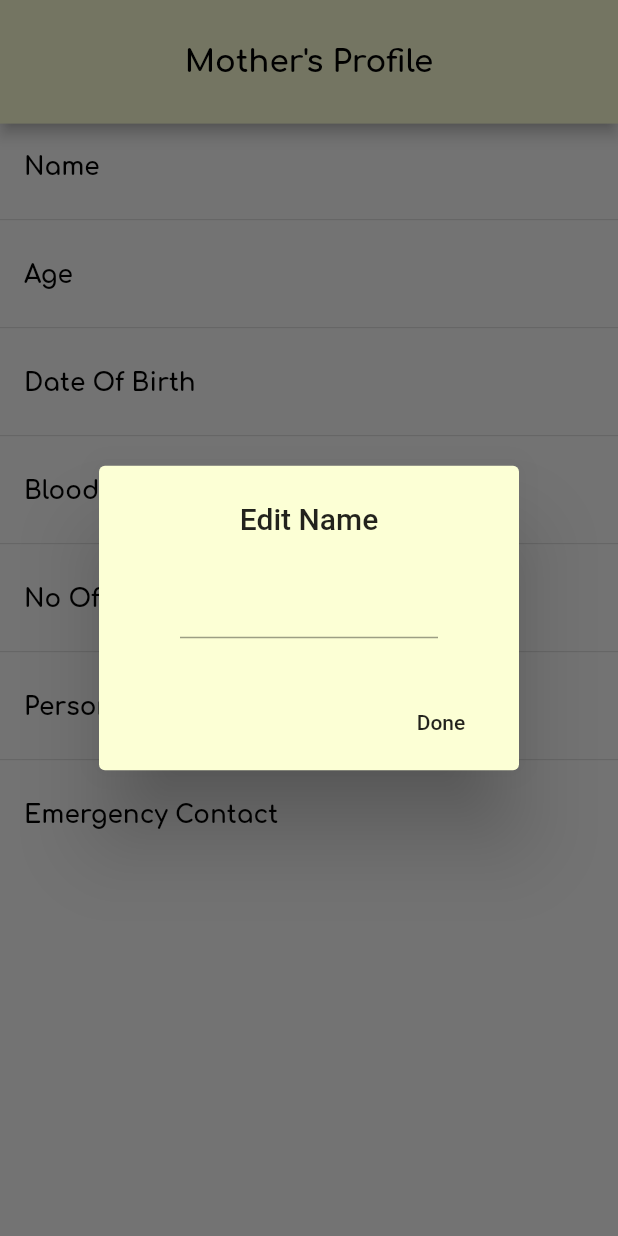
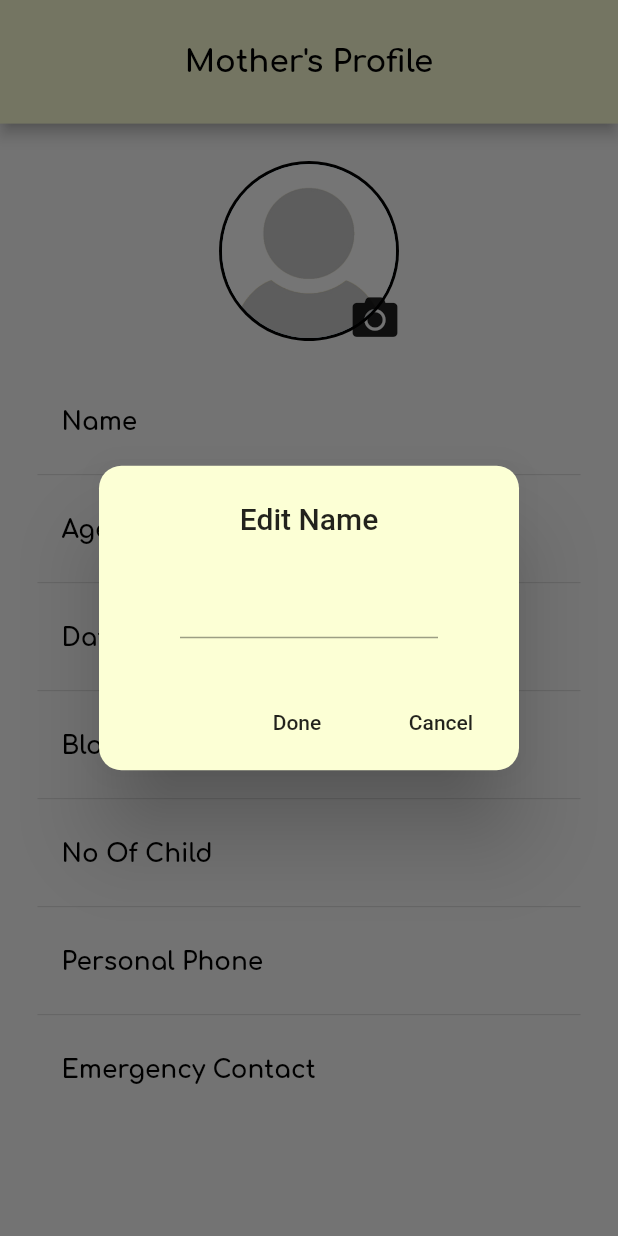
Before and after one commit to laipenghung/Bundle-Of-Joy, a Flutter app: the MotherInfo screen opened directly, after a tap on "Name", on a phone screen of 412 x 824 dp. Run offline on Flutter 3.47's test engine with Material 2 defaults, Android fonts, the phone set to English and light mode, and no system bars; our stand-ins replace cloud_firestore, firebase_auth, firebase_core, firebase_storage, fl_chart, flutter_form_builder and 12 more; missing offline and left inert: age, dart:ffi, flare_splash_screen, flutter_facebook_login, flutter_phone_direct_caller, fluttercontactpicker; accounts and stored records are empty.

Commit message:
Mother Profile Picture OK
Update mother profile UI
Added upload profile picture

```diff
--- a/main/bundle_of_joy/lib/MotherHealthTracking/healthTrackingMother.dart
+++ b/main/bundle_of_joy/lib/MotherHealthTracking/healthTrackingMother.dart
@@ -2,7 +2,6 @@ import 'package:bundle_of_joy/MotherHealthTracking/healthReport.dart';
 import "package:flutter/material.dart";
 import "package:firebase_auth/firebase_auth.dart";
 import "package:cloud_firestore/cloud_firestore.dart";
-
 import 'healthTrackingMother_detail.dart';
 
 class HealthTrackingMother extends StatefulWidget {
--- a/main/bundle_of_joy/lib/motherProfile/mother.dart
+++ b/main/bundle_of_joy/lib/motherProfile/mother.dart
@@ -37,7 +37,17 @@ class Mother {
     patient.update({
       field: change.toString()
     }).then((value){
-      print("$field updated");
+      //print("$field updated");
     }).catchError((e) => print("Failed to update $field: $e"));
   }
+
+  void updateProfilePicture(String photoURL, String pid) async{
+    DocumentReference patient = FirebaseFirestore.instance.collection("patient").doc(pid);
+
+    patient.update({
+      "photoURL": photoURL.toString()
+    }).then((value){
+      print("photoURL updated");
+    }).catchError((e) => print("Failed to update photoURL: $e"));
+  }
 }
--- a/main/bundle_of_joy/lib/motherProfile/motherInfo.dart
+++ b/main/bundle_of_joy/lib/motherProfile/motherInfo.dart
@@ -1,7 +1,11 @@
+import 'package:font_awesome_flutter/font_awesome_flutter.dart';
+import 'package:path/path.dart';
+import 'dart:io';
 import 'package:bundle_of_joy/motherProfile/mother.dart';
 import "package:cloud_firestore/cloud_firestore.dart";
-import "package:firebase_auth/firebase_auth.dart";
+import 'package:firebase_storage/firebase_storage.dart';
 import "package:flutter/material.dart";
+import 'package:image_picker/image_picker.dart';
 
 class MotherInfo extends StatefulWidget {
   final String pid;
@@ -14,6 +18,8 @@ class _MotherInfo extends State<MotherInfo> {
   String input;
   final String pid;
   _MotherInfo(this.pid);
+  PickedFile _image;
+  String _downloadURL;
 
   Future<bool> editBox(int index, AsyncSnapshot<DocumentSnapshot> document, BuildContext context) {
     Mother mother = new Mother();
@@ -67,8 +73,11 @@ class _MotherInfo extends State<MotherInfo> {
       return showDialog(
           context: context,
           builder: (BuildContext context) {
-            return AlertDialog(
+            return ButtonBarTheme(
+              data: ButtonBarThemeData(alignment: MainAxisAlignment.spaceAround),
+              child: AlertDialog(
                 backgroundColor: Color(0xFFFCFFD5),
+                shape: RoundedRectangleBorder(borderRadius: BorderRadius.all(Radius.circular(15))),
                 title: Center(child: Text(_listEditTitles[index])),
                 content: editField(index, document, _listField),
                 actions: <Widget>[
@@ -78,8 +87,14 @@ class _MotherInfo extends State<MotherInfo> {
                       mother.editProfile(_listField[index], input, pid);
                       Navigator.of(context).pop();
                     },
-                )
+                  ),
+                  FlatButton(
+                      child: Text('Cancel'),
+                      onPressed: () {
+                        Navigator.of(context).pop();
+                  }),
                 ],
+              ),
             );
           });
     }
@@ -137,34 +152,37 @@ class _MotherInfo extends State<MotherInfo> {
     }
   }
 
-  // BUILD THE WIDGET
-  @override
-  Widget build(BuildContext context) {
-    double fontSizeTitle = MediaQuery.of(context).size.width * 0.05;
+  Future getImage(BuildContext context) async {
+    final image = await ImagePicker().getImage(source: ImageSource.gallery);
+
+    setState(() {
+      _image = image;
+      uploadPic(context);
+    });
+  }
+
+  Future uploadPic(BuildContext context) async{
+    Mother mother = new Mother();
+    String fileName = basename(_image.path);
+    StorageReference firebaseStorageRef = FirebaseStorage.instance.ref().child(pid+"/profile_picture/"+fileName);
+    StorageUploadTask uploadTask = firebaseStorageRef.putFile(File(_image.path));
+    StorageTaskSnapshot taskSnapshot=await uploadTask.onComplete;
+    setState(() {
+      Scaffold.of(context).showSnackBar(SnackBar(content: Text('Profile Picture Uploaded')));
+    });
+    mother.updateProfilePicture(fileName, pid);
+  }
+
+  Future loadImageFromStorage(String photoURL) async {
+    String downloadURL = await FirebaseStorage.instance.ref().child(pid+"/profile_picture/"+photoURL).getDownloadURL();
+
+    setState(() {
+      _downloadURL = downloadURL;
+    });
+  }
+
+  Widget profilePage(AsyncSnapshot document, BuildContext context){
     double fontSize = MediaQuery.of(context).size.width * 0.04;
-    DocumentReference patient = FirebaseFirestore.instance.collection("patient").doc(pid);
-
-    return Scaffold(
-      appBar: AppBar(
-        toolbarHeight: MediaQuery.of(context).size.height * 0.1,
-        iconTheme: IconThemeData(
-          color: Colors.black,
-        ),
-        title: Text(
-          "Mother's Profile",
-          style: TextStyle(
-            fontFamily: "Comfortaa",
-            fontWeight: FontWeight.bold,
-            fontSize: fontSizeTitle,
-            color: Colors.black,
-          ),
-        ),
-        backgroundColor: Color(0xFFFCFFD5),
-        centerTitle: true,
-      ),
-      body: StreamBuilder(
-        stream: patient.snapshots(),
-        builder: (context, document) {
     var patient = document.data;
     final _listItems = ["Name", "Age", "Date Of Birth", "Blood Type", "No Of Child", "Personal Phone", "Emergency Contact"];
     final _listInfo = [
@@ -176,9 +194,49 @@ class _MotherInfo extends State<MotherInfo> {
       patient.data()["m_phone"].toString(),
       patient.data()["m_emergencyContact"].toString()
     ];
+    var photoURL = patient.data()["photoURL"].toString();
+    if(photoURL!=null) {
+      loadImageFromStorage(photoURL);
+    }
 
-          return ListView.separated(
+    return SingleChildScrollView(
+      scrollDirection: Axis.vertical,
+      child: Container(
+        padding: EdgeInsets.only(left: 25, right: 25, top: 25),
+        child: Column(
+          children: [
+            Stack(
+              children: [
+                CircleAvatar(
+                  radius: 60,
+                  backgroundColor: Colors.black,
+                  child: CircleAvatar(
+                    radius: 58,
+                    backgroundImage: (_downloadURL!=null)?(
+                        NetworkImage(_downloadURL)
+                    ):AssetImage("assets/icons/default_user.png"),
+                  ),
+                ),
+                Positioned(
+                  top: 80,
+                  left: 80,
+                  child: IconButton(
+                    icon: Icon(
+                      FontAwesomeIcons.camera,
+                      size: 30.0,
+                    ),
+                    onPressed: () {
+                      getImage(context);
+                    },
+                  ),
+                ),
+              ]
+            ),
+            ListView.separated(
+              padding: EdgeInsets.only(top: 25),
+              shrinkWrap: true,
               itemCount: _listItems.length,
+              physics: NeverScrollableScrollPhysics(),
               itemBuilder: (context, index) {
                 return ListTile(
                   title: Text(
@@ -203,7 +261,76 @@ class _MotherInfo extends State<MotherInfo> {
                 );
               },
               separatorBuilder: (context, index) => Divider(),
+            ),
+          ],
+        ),
+      ),
     );
+  }
+
+  Widget loading(BuildContext context){
+    double fontSizeText = MediaQuery.of(context).size.width * 0.04;
+    return Center(
+      child: Column(
+        mainAxisAlignment: MainAxisAlignment.center,
+        children: [
+          SizedBox(
+            height: MediaQuery.of(context).size.width * 0.15,
+            width: MediaQuery.of(context).size.width * 0.15,
+            child: CircularProgressIndicator(
+              strokeWidth: 5,
+              backgroundColor: Colors.black,
+              valueColor: new AlwaysStoppedAnimation<Color>(Color(0xFFFCFFD5)),
+            ),
+          ),
+          SizedBox(
+            height: MediaQuery.of(context).size.height * 0.05,
+          ),
+          Text(
+            "Loading...",
+            style: TextStyle(
+              fontFamily: "Comfortaa",
+              fontSize: fontSizeText,
+              color: Colors.black,
+            ),
+          ),
+        ],
+      ),
+    );
+  }
+
+  // BUILD THE WIDGET
+  @override
+  Widget build(BuildContext context) {
+    double fontSizeTitle = MediaQuery.of(context).size.width * 0.05;
+    DocumentReference patient = FirebaseFirestore.instance.collection("patient").doc(pid);
+
+    return Scaffold(
+      appBar: AppBar(
+        toolbarHeight: MediaQuery.of(context).size.height * 0.1,
+        iconTheme: IconThemeData(
+          color: Colors.black,
+        ),
+        title: Text(
+          "Mother's Profile",
+          style: TextStyle(
+            fontFamily: "Comfortaa",
+            fontWeight: FontWeight.bold,
+            fontSize: fontSizeTitle,
+            color: Colors.black,
+          ),
+        ),
+        backgroundColor: Color(0xFFFCFFD5),
+        centerTitle: true,
+      ),
+      body: StreamBuilder(
+        stream: patient.snapshots(),
+        builder: (context, document) {
+          if(document.hasData){
+            return profilePage(document, context);
+          } else {
+            return loading(context);
+          }
         }
       ),
     );
--- a/main/bundle_of_joy/pubspec.yaml
+++ b/main/bundle_of_joy/pubspec.yaml
@@ -29,6 +29,7 @@ dependencies:
   google_sign_in: ^4.5.4
   flutter_facebook_login: ^3.0.0
   cloud_firestore: ^0.14.0+2
+  firebase_storage: ^4.0.1
   flare_splash_screen: ^3.0.1
   flutter_signin_button: ^1.1.0
   font_awesome_flutter: ^8.8.1
@@ -50,6 +51,8 @@ dependencies:
   fl_chart: ^0.12.0
   pinput: ^0.2.6
   age: ^0.0.1
+  image_picker: ^0.6.7+22
+  path: ^1.7.0
 
 dev_dependencies:
   flutter_test:
```
Also changed, not shown: main/bundle_of_joy/assets/icons/default_user.png (added), main/bundle_of_joy/pubspec.lock. Lines whose indentation alone changed are shown as unchanged.
